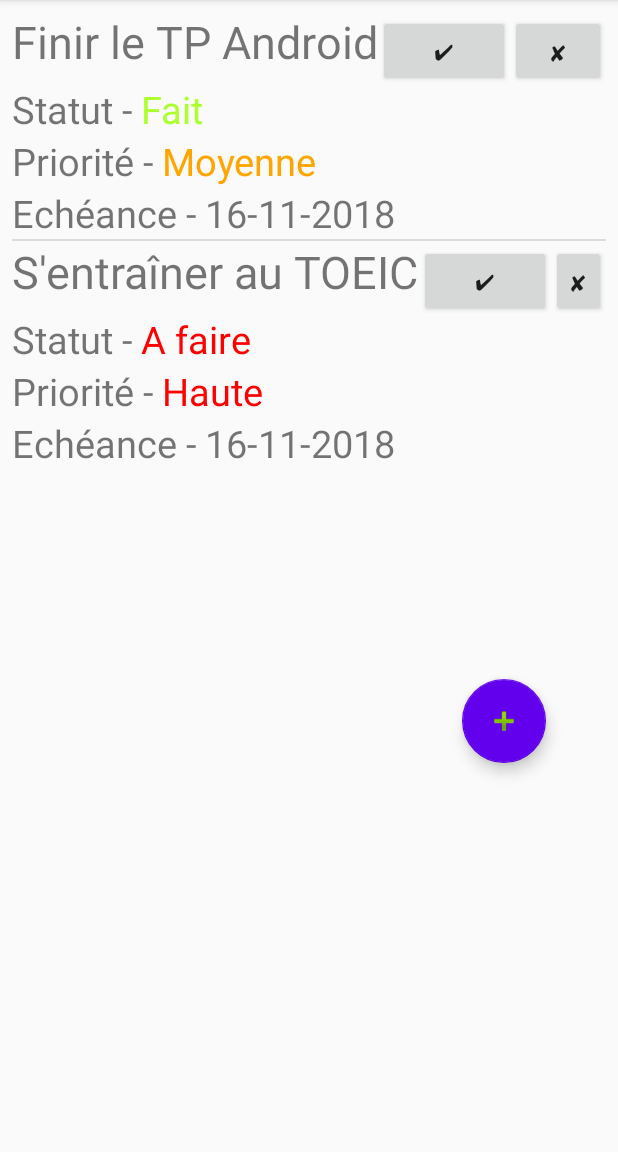
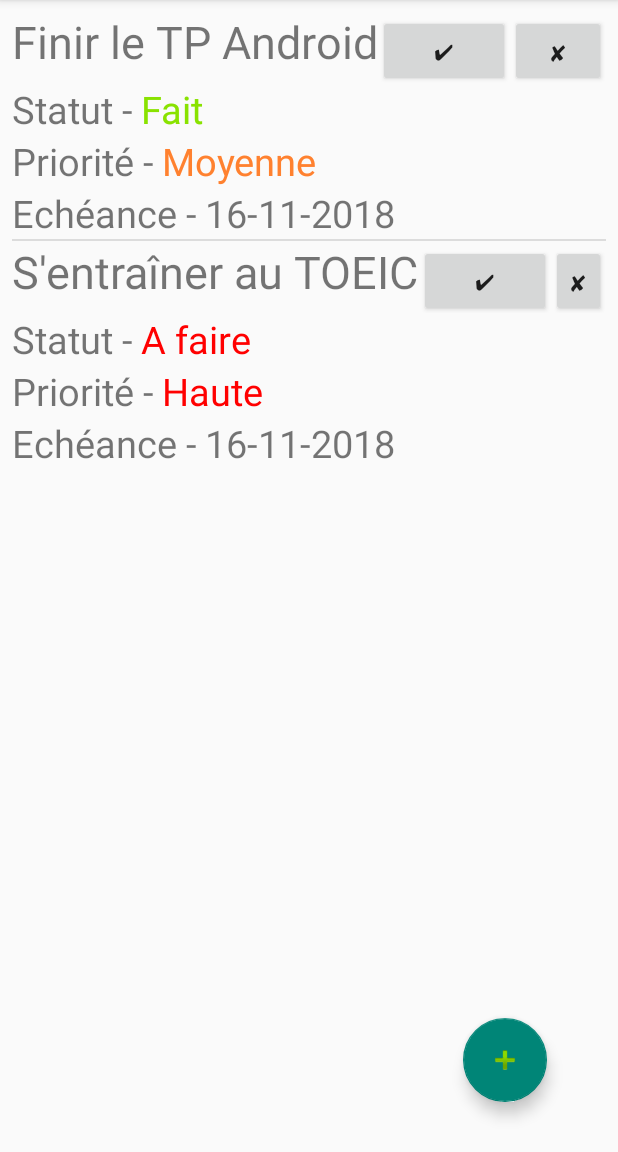
Before and after one commit to ThomasCaud/todo-list-android, an Android app: the screen it shows after launch (MainActivity), on a phone screen of 412 x 824 dp, the part 84-1236 px from its top. Run offline under Robolectric (Android 15) with nearby library versions, the phone set to English and light mode, and no system bars.

Commit message:
Improve design

```diff
--- a/app/src/main/res/layout/activity_main.xml
+++ b/app/src/main/res/layout/activity_main.xml
@@ -14,7 +14,6 @@
         android:layout_marginStart="8dp"
         android:layout_marginTop="7dp"
         android:layout_marginEnd="8dp"
-        android:layout_marginBottom="8dp"
         app:layout_constraintEnd_toEndOf="parent"
         app:layout_constraintStart_toStartOf="parent"
         app:layout_constraintTop_toTopOf="parent" />
@@ -23,16 +22,15 @@
         android:id="@+id/addTaskButton"
         android:layout_width="wrap_content"
         android:layout_height="wrap_content"
-        android:layout_marginEnd="48dp"
-        android:layout_marginRight="48dp"
-        android:layout_marginBottom="120dp"
+        android:layout_marginEnd="47dp"
+        android:layout_marginRight="47dp"
+        android:layout_marginBottom="33dp"
         android:clickable="true"
         android:focusable="true"
-        app:backgroundTint="@color/design_default_color_primary"
+        app:backgroundTint="@color/colorPrimary"
         app:layout_constraintBottom_toBottomOf="parent"
         app:layout_constraintEnd_toEndOf="parent"
-        app:layout_constraintTop_toBottomOf="@+id/taskList"
-        app:useCompatPadding="false"
-        app:srcCompat="@android:drawable/ic_input_add"/>
+        app:srcCompat="@android:drawable/ic_input_add"
+        app:useCompatPadding="false" />
 
 </android.support.constraint.ConstraintLayout>
--- a/app/src/main/res/values/colors.xml
+++ b/app/src/main/res/values/colors.xml
@@ -4,7 +4,7 @@
     <color name="colorPrimaryDark">#00574B</color>
     <color name="colorAccent">#D81B60</color>
 
-    <color name="advancement_GOOD">#ADFF2F</color>
-    <color name="advancement_MEDIUM">#FFA500</color>
+    <color name="advancement_GOOD">#89E200</color>
+    <color name="advancement_MEDIUM">#FF812F</color>
     <color name="advancement_BAD">#FF0000</color>
 </resources>
```
